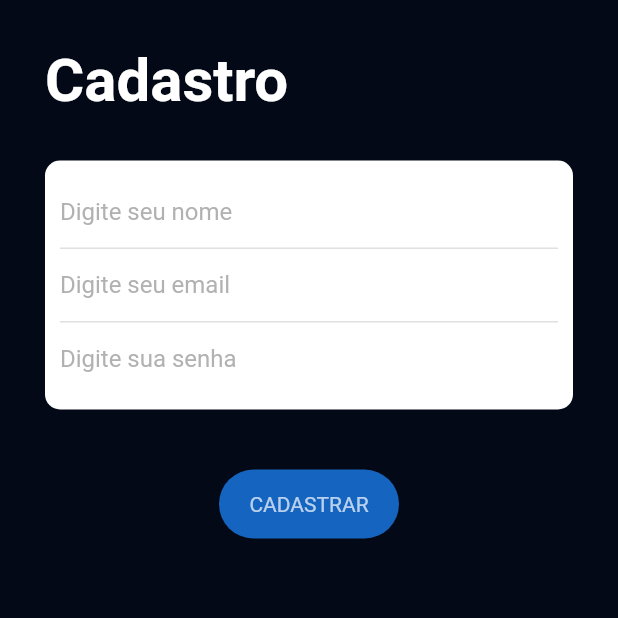
After one commit to alexandreReolon/eventPlanning, a Flutter app: the screen it shows after launch, after a tap on "CADASTRAR", on a phone screen of 412 x 824 dp, the top half of it. The commit adds this screen. Run offline on Flutter 3.47's test engine with Material 2 defaults, Android fonts, the phone set to English and light mode, and no system bars; our stand-ins replace page_transition, simple_animations, string_validator, toast.

Commit message:
Tarefa: #4 - Tela de cadastro e criacao do service

```diff
--- a/mobile/lib/pages/HomePage.dart
+++ b/mobile/lib/pages/HomePage.dart
@@ -6,7 +6,7 @@ class HomePage extends StatelessWidget {
   @override
   Widget build(BuildContext context) {
     return Scaffold(
-      backgroundColor: ,
+      backgroundColor: BACKGROUND_COLOR,
       body: SafeArea(
         child: SingleChildScrollView(
           padding: EdgeInsets.all(20),
--- a/mobile/lib/pages/LoginPage.dart
+++ b/mobile/lib/pages/LoginPage.dart
@@ -1,6 +1,7 @@
 import 'package:flutter/material.dart';
 import 'package:flutter_app/animations/FadeAnimation.dart';
 import 'package:flutter_app/constants.dart';
+import 'package:flutter_app/pages/cadastrarPage/CadastrarPage.dart';
 import 'package:flutter_app/pages/HomePage.dart';
 import 'package:page_transition/page_transition.dart';
 
@@ -99,9 +100,48 @@ class LoginPage extends StatelessWidget {
                 ),
               ),
             ),
+            SizedBox(
+              height: 10,
+            ),
+            FadeAnimation(
+              2,
+              Center(
+                child: InkWell(
+                  onTap: () {
+                    this.clickButtonCadastrar(context);
+                  },
+                  child: Container(
+                    width: 120,
+                    padding: EdgeInsets.all(15),
+                    decoration: BoxDecoration(
+                      borderRadius: BorderRadius.circular(50),
+                      color: TERTIARY_COLOR[800],
+                    ),
+                    child: Center(
+                      child: Text(
+                        "CADASTRAR",
+                        style: TextStyle(
+                          color: PRIMARY_COLOR.withOpacity(.7),
+                        ),
+                      ),
+                    ),
+                  ),
+                ),
+              ),
+            ),
           ],
         ),
       ),
     );
   }
+
+  clickButtonCadastrar(context) {
+    Navigator.push(
+      context,
+      PageTransition(
+        type: PageTransitionType.fade,
+        child: CadastrarPage(),
+      ),
+    );
+  }
 }
--- /dev/null
+++ b/mobile/lib/pages/cadastrarPage/CadastrarPage.dart
@@ -0,0 +1,178 @@
+import 'package:flutter/cupertino.dart';
+import 'package:flutter/material.dart';
+import 'package:flutter_app/Constants.dart';
+import 'package:flutter_app/animations/FadeAnimation.dart';
+import 'package:flutter_app/Service.dart' as Service;
+import 'package:flutter_app/pages/LoginPage.dart';
+import 'package:page_transition/page_transition.dart';
+import 'package:string_validator/string_validator.dart';
+
+class CadastrarPage extends StatefulWidget {
+  @override
+  _HomeState createState() => _HomeState();
+}
+
+class _HomeState extends State<CadastrarPage> {
+  final cadastrar_page_key = GlobalKey<FormState>();
+
+  TextEditingController name_input = TextEditingController();
+  TextEditingController password_input = TextEditingController();
+  TextEditingController email_input = TextEditingController();
+
+  @override
+  Widget build(BuildContext context) {
+    return Scaffold(
+      backgroundColor: BACKGROUND_COLOR,
+      body: Form(
+        key: cadastrar_page_key,
+        child: SingleChildScrollView(
+          padding: EdgeInsets.all(30),
+          child: Column(
+            crossAxisAlignment: CrossAxisAlignment.start,
+            mainAxisAlignment: MainAxisAlignment.center,
+            children: <Widget>[
+              FadeAnimation(
+                1.2,
+                Text(
+                  "Cadastro",
+                  style: TextStyle(
+                      fontSize: 40,
+                      color: PRIMARY_COLOR,
+                      fontWeight: FontWeight.bold),
+                ),
+              ),
+              SizedBox(
+                height: 30,
+              ),
+              FadeAnimation(
+                1.5,
+                Container(
+                  padding: EdgeInsets.all(10),
+                  decoration: BoxDecoration(
+                      borderRadius: BorderRadius.circular(10),
+                      color: PRIMARY_COLOR),
+                  child: Column(
+                    children: <Widget>[
+                      Container(
+                        decoration: BoxDecoration(
+                          border: Border(
+                            bottom: BorderSide(color: SECUNDARY_COLOR[300]),
+                          ),
+                        ),
+                        child: TextFormField(
+                          validator: (value) {
+                            if (value.isEmpty) {
+                              return 'AVISO';
+                            }
+                          },
+                          controller: name_input,
+                          decoration: InputDecoration(
+                              border: InputBorder.none,
+                              hintStyle: TextStyle(
+                                color: SECUNDARY_COLOR.withOpacity(.8),
+                              ),
+                              hintText: "Digite seu nome"),
+                        ),
+                      ),
+                      Container(
+                        decoration: BoxDecoration(
+                          border: Border(
+                            bottom: BorderSide(color: SECUNDARY_COLOR[300]),
+                          ),
+                        ),
+                        child: TextFormField(
+                          validator: (value) {
+                            if (value.isEmpty) {
+                              return 'AVISO';
+                            }
+
+                            if (!isEmail(value)) {
+                              return 'INFORME UM EMAIL VÁLIDO';
+                            }
+                          },
+                          controller: email_input,
+                          decoration: InputDecoration(
+                              border: InputBorder.none,
+                              hintStyle: TextStyle(
+                                color: SECUNDARY_COLOR.withOpacity(.8),
+                              ),
+                              hintText: "Digite seu email"),
+                        ),
+                      ),
+                      Container(
+                        decoration: BoxDecoration(),
+                        child: TextFormField(
+                          validator: (value) {
+                            if (value.isEmpty) {
+                              return 'AVISO';
+                            }
+                          },
+                          controller: password_input,
+                          decoration: InputDecoration(
+                              border: InputBorder.none,
+                              hintStyle: TextStyle(
+                                color: Colors.grey.withOpacity(.8),
+                              ),
+                              hintText: "Digite sua senha"),
+                        ),
+                      ),
+                    ],
+                  ),
+                ),
+              ),
+              SizedBox(
+                height: 40,
+              ),
+              FadeAnimation(
+                1.8,
+                Center(
+                  child: InkWell(
+                    onTap: () {
+                      this.clickButtonCadastro();
+                    },
+                    child: Container(
+                      width: 120,
+                      padding: EdgeInsets.all(15),
+                      decoration: BoxDecoration(
+                        borderRadius: BorderRadius.circular(50),
+                        color: TERTIARY_COLOR[800],
+                      ),
+                      child: Center(
+                        child: Text(
+                          "CADASTRAR",
+                          style: TextStyle(
+                            color: PRIMARY_COLOR.withOpacity(.7),
+                          ),
+                        ),
+                      ),
+                    ),
+                  ),
+                ),
+              ),
+            ],
+          ),
+        ),
+      ),
+    );
+  }
+
+  clickButtonCadastro() {
+    if (cadastrar_page_key.currentState.validate()) {
+      var parametros = {
+        'name': name_input.text.toString(),
+        'email': email_input.text.toString(),
+        'password': password_input.text.toString()
+      };
+
+      var response =
+          Service.post('usuarioService/cadastrarUsuario/', parametros, context);
+
+      if (response == null) {
+        return false;
+      }
+
+      //Volta a tela de login
+      Navigator.pop(context);
+    }
+  }
+}
--- a/mobile/pubspec.yaml
+++ b/mobile/pubspec.yaml
@@ -25,6 +25,8 @@ dependencies:
   convert: ^2.1.1
   simple_animations: ^2.2.1
   page_transition: ^1.1.6
+  toast: ^0.1.5
+  string_validator: ^0.1.4
   flutter:
     sdk: flutter
 
```
Also changed, not shown: mobile/lib/service.dart (+27 -1 lines), 4 other files.
